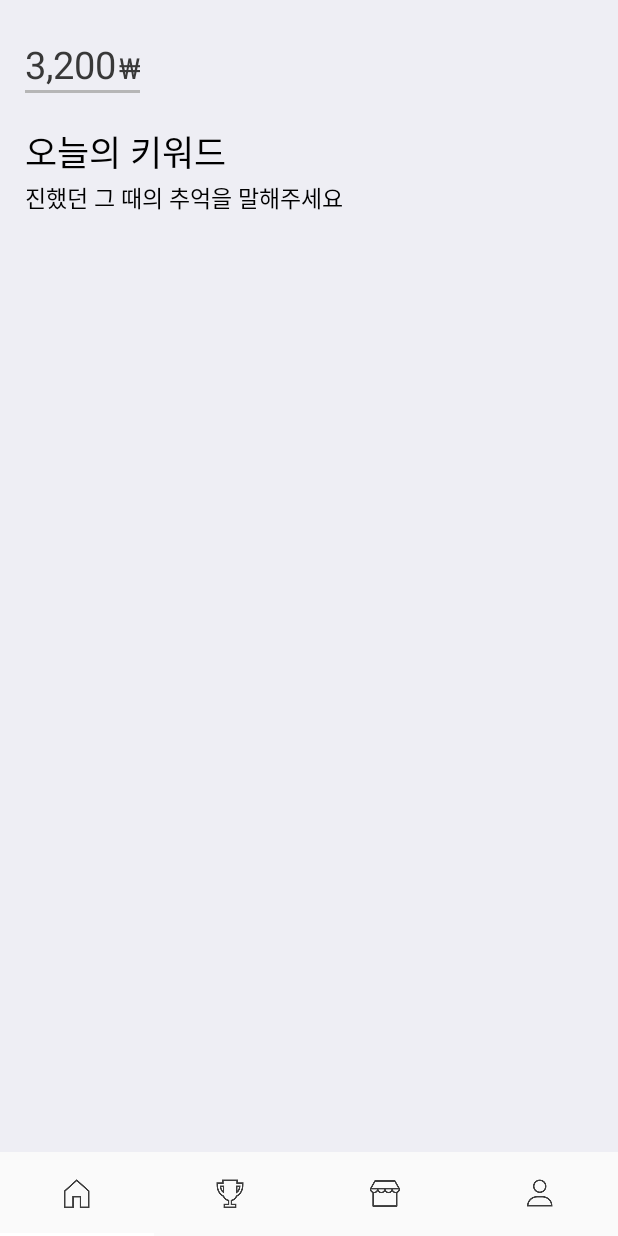
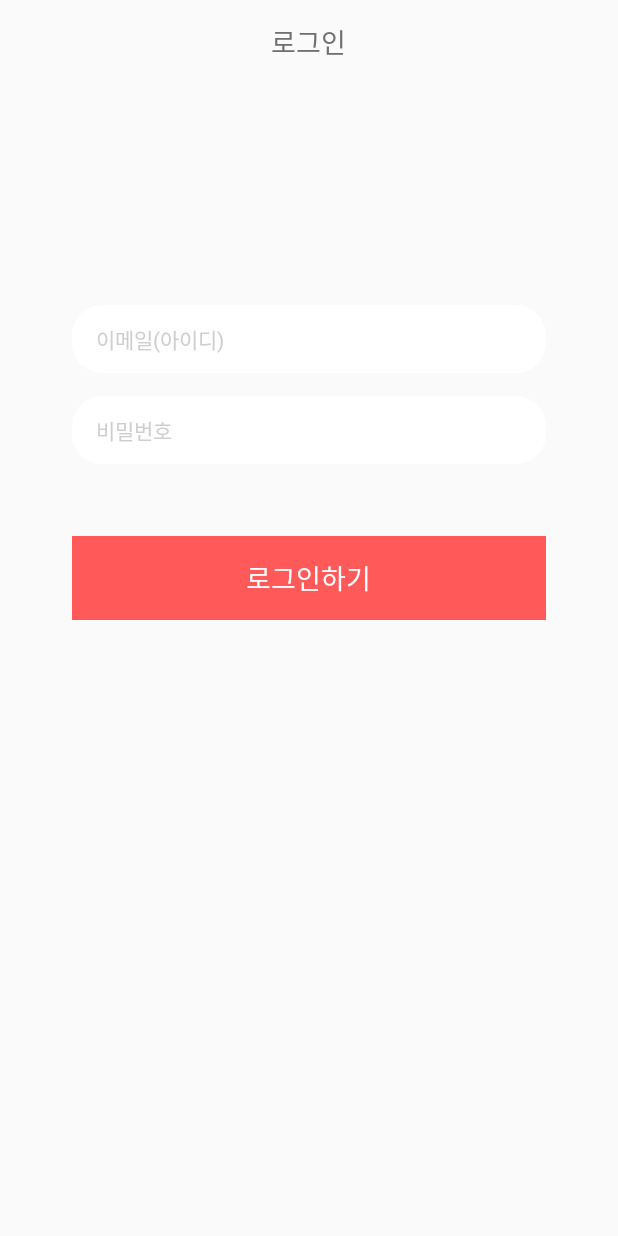
Before and after one commit to sopkathon5/Android, an Android app: the screen it shows after launch (MainActivity before the commit, SignInActivity after it), on a phone screen of 412 x 824 dp. Run offline under Robolectric (Android 15) with nearby library versions, the phone set to English and light mode, and no system bars.

Commit message:
make sign in and change font

```diff
--- a/app/src/main/java/com/icoo/sopkaton_5/data/remote/api/NetworkService.kt
+++ b/app/src/main/java/com/icoo/sopkaton_5/data/remote/api/NetworkService.kt
@@ -4,7 +4,6 @@ import com.google.gson.JsonObject
 import com.icoo.sopkaton_5.data.model.base.BaseResponse
 import com.icoo.sopkaton_5.data.model.keyword.KeywordResponse
 import com.icoo.sopkaton_5.data.model.post.PostResponse
-import com.icoo.sopkaton_5.data.model.test.TestResponse
 import retrofit2.Call
 import retrofit2.Retrofit
 import retrofit2.converter.gson.GsonConverterFactory
@@ -30,6 +29,12 @@ interface NetworkService {
         @Body() body : JsonObject
     ): Call<BaseResponse>
 
+    @POST("/user/login")
+    fun postSignIn(
+        @Header("Content-Type") content_type: String,
+        @Body() body : JsonObject
+    ): Call<BaseResponse>
+
     companion object {
         private const val BASE_URL = "http://52.78.120.172:8082"
 
--- a/app/src/main/java/com/icoo/sopkaton_5/ui/main/SplashActivity.kt
+++ b/app/src/main/java/com/icoo/sopkaton_5/ui/main/SplashActivity.kt
@@ -3,6 +3,7 @@ package com.icoo.sopkaton_5.ui.main
 import android.content.Intent
 import android.os.Bundle
 import android.support.v7.app.AppCompatActivity
+import com.icoo.sopkaton_5.ui.main.signIn.SignInActivity
 import org.jetbrains.anko.startActivity
 
 class SplashActivity : AppCompatActivity() {
@@ -10,6 +11,6 @@ class SplashActivity : AppCompatActivity() {
     override fun onCreate(savedInstanceState: Bundle?) {
         super.onCreate(savedInstanceState)
 
-        startActivity<MainActivity>()
+        startActivity<SignInActivity>()
     }
 }
--- /dev/null
+++ b/app/src/main/java/com/icoo/sopkaton_5/ui/main/signIn/SignInActivity.kt
@@ -0,0 +1,62 @@
+package com.icoo.sopkaton_5.ui.main.signIn
+
+import android.support.v7.app.AppCompatActivity
+import android.os.Bundle
+import com.google.gson.JsonObject
+import com.google.gson.JsonParser
+import com.icoo.sopkaton_5.R
+import com.icoo.sopkaton_5.data.model.base.BaseResponse
+import com.icoo.sopkaton_5.data.remote.api.NetworkService
+import com.icoo.sopkaton_5.ui.main.MainActivity
+import com.icoo.sopkaton_5.ui.main.signup.SignUpActivity
+import kotlinx.android.synthetic.main.activity_sign_in.*
+import kotlinx.android.synthetic.main.activity_sign_up.*
+import kotlinx.android.synthetic.main.activity_tag_write.*
+import org.jetbrains.anko.startActivity
+import org.json.JSONObject
+import retrofit2.Call
+import retrofit2.Callback
+import retrofit2.Response
+
+class SignInActivity : AppCompatActivity() {
+    private val api: NetworkService = NetworkService.create()
+
+    override fun onCreate(savedInstanceState: Bundle?) {
+        super.onCreate(savedInstanceState)
+        setContentView(R.layout.activity_sign_in)
+
+        setOnClickListener()
+    }
+
+    private fun setOnClickListener(){
+        rl_complete_btn_sign_in__act.setOnClickListener {
+            sendData()
+        }
+        rl_complete_text_sign_in__act.setOnClickListener {
+            startActivity<SignUpActivity>()
+            finish()
+        }
+    }
+
+    private fun sendData() {
+        val jsonObject = JSONObject()
+        jsonObject.put("name", et_id_sign_in_act.text)
+        jsonObject.put("content", et_password_sign_in_act.text)
+
+
+        val gsonObject = JsonParser().parse(jsonObject.toString()) as JsonObject
+
+        val getKeywordResponse = api.postSignIn("application/json", gsonObject)
+        getKeywordResponse.enqueue(object : Callback<BaseResponse> {
+            override fun onFailure(call: Call<BaseResponse>, t: Throwable) {
+            }
+
+            override fun onResponse(call: Call<BaseResponse>, response: Response<BaseResponse>) {
+                if (response.isSuccessful) {
+                    startActivity<MainActivity>()
+                    finish()
+                }
+            }
+        })
+    }
+}
--- /dev/null
+++ b/app/src/main/res/layout/activity_sign_in.xml
@@ -0,0 +1,142 @@
+<?xml version="1.0" encoding="utf-8"?>
+<RelativeLayout
+        xmlns:android="http://schemas.android.com/apk/res/android"
+        xmlns:tools="http://schemas.android.com/tools"
+        xmlns:app="http://schemas.android.com/apk/res-auto"
+        android:layout_width="match_parent"
+        android:layout_height="match_parent"
+        tools:context=".ui.main.signup.SignUpActivity">
+
+    <!--회원가입 bar-->
+    <RelativeLayout
+            android:id="@+id/rl_set_bar_sign_in_act"
+            android:layout_width="match_parent"
+            android:layout_height="56dp">
+
+        <!--뒤로가기버튼-->
+        <RelativeLayout
+                android:layout_width="wrap_content"
+                android:layout_height="match_parent">
+
+            <ImageView
+                    android:layout_width="wrap_content"
+                    android:layout_height="wrap_content"
+                    android:layout_centerVertical="true"
+                    android:layout_marginHorizontal="16dp"/>
+
+        </RelativeLayout>
+
+
+        <TextView
+                android:fontFamily="@font/nanum_extra_bold"
+                android:layout_width="wrap_content"
+                android:layout_height="wrap_content"
+                android:layout_centerInParent="true"
+                android:text="로그인"
+                android:textColor="#707070"
+                android:textSize="18sp"/>
+
+    </RelativeLayout>
+
+
+    <!--회원가입 정보 입력 창-->
+    <RelativeLayout
+            android:layout_width="match_parent"
+            android:layout_height="wrap_content"
+            android:layout_below="@+id/rl_set_bar_sign_in_act"
+            android:layout_marginHorizontal="48dp"
+            android:layout_marginTop="147dp">
+
+        <LinearLayout
+                android:layout_width="match_parent"
+                android:layout_height="wrap_content"
+                android:orientation="vertical">
+
+            <!--이메일(아이디)입력-->
+            <RelativeLayout
+                    android:layout_width="match_parent"
+                    android:layout_height="45dp"
+                    android:background="@drawable/signup_round_box">
+
+                <EditText
+                        android:id="@+id/et_id_sign_in_act"
+                        android:layout_width="match_parent"
+                        android:layout_height="match_parent"
+                        android:layout_centerVertical="true"
+                        android:textCursorDrawable="@null"
+                        android:maxLines="1"
+                        android:inputType="text"
+                        android:background="@null"
+                        android:hint="이메일(아이디)"
+                        android:textColorHint="#cecece"
+                        android:textSize="14sp"
+                        android:layout_alignParentStart="true"
+                        android:layout_marginLeft="16dp"
+                        android:layout_alignParentLeft="true"/>
+
+            </RelativeLayout>
+
+            <!--비밀번호-->
+            <RelativeLayout
+                    android:layout_width="match_parent"
+                    android:layout_height="45dp"
+                    android:layout_marginTop="15dp"
+                    android:background="@drawable/signup_round_box">
+
+                <EditText
+                        android:inputType="textPassword"
+                        android:id="@+id/et_password_sign_in_act"
+                        android:layout_width="match_parent"
+                        android:layout_height="match_parent"
+                        android:layout_centerVertical="true"
+                        android:textCursorDrawable="@null"
+                        android:layout_marginLeft="16dp"
+                        android:maxLines="1"
+                        android:background="@null"
+                        android:hint="비밀번호"
+                        android:textColorHint="#cecece"
+                        android:layout_marginRight="8dp"
+                        android:textSize="14sp"/>
+
+            </RelativeLayout>
+
+            <!--완료버튼-->
+            <RelativeLayout
+                    android:layout_marginTop="48dp"
+                    android:id="@+id/rl_complete_btn_sign_in__act"
+                    android:layout_width="match_parent"
+                    android:layout_height="56dp"
+                    android:background="#ff5959 ">
+
+                <TextView
+                        android:layout_width="wrap_content"
+                        android:layout_height="wrap_content"
+                        android:layout_centerInParent="true"
+                        android:text="로그인하기"
+                        android:textColor="#ffffff"
+                        android:textSize="18sp"/>
+
+            </RelativeLayout>
+
+            <RelativeLayout
+                    android:id="@+id/rl_complete_text_sign_in__act"
+                    android:layout_gravity="center"
+                    android:layout_marginTop="12dp"
+                    android:layout_width="wrap_content"
+                    android:layout_height="wrap_content">
+                <TextView
+                        android:layout_width="wrap_content"
+                        android:layout_height="wrap_content"
+                        android:textSize="12sp"
+                        android:textColor="#495057"
+                        android:lineSpacingExtra="16sp"
+                        android:gravity="center_horizontal"
+                        tools:text="회원이 아니신가요? 가입하기"
+                />
+            </RelativeLayout>
+
+        </LinearLayout>
+
+    </RelativeLayout>
+
+</RelativeLayout>
--- a/app/src/main/res/layout/fragment_contents.xml
+++ b/app/src/main/res/layout/fragment_contents.xml
@@ -42,6 +42,7 @@
             >
 
                 <TextView
+                        android:fontFamily="@font/nanum_bold"
                         android:id="@+id/tv_contents_text_frag"
                         android:layout_width="wrap_content"
                         android:layout_height="wrap_content"
--- a/app/src/main/res/layout/fragment_store.xml
+++ b/app/src/main/res/layout/fragment_store.xml
@@ -14,6 +14,7 @@
                      android:layout_height="match_parent">
 
             <TextView
+                    android:fontFamily="@font/nanum_extra_bold"
                     android:gravity="center"
                     android:text="추억상점"
                     android:textSize="20sp"
@@ -45,6 +46,7 @@
                 android:layout_width="wrap_content"
                 android:layout_height="wrap_content"/>
         <TextView
+                android:fontFamily="@font/nanum_bold"
                 android:layout_width="wrap_content"
                 android:layout_height="wrap_content"
                 android:textSize="25sp"
@@ -52,6 +54,7 @@
                 android:letterSpacing="-0.02"
                 android:text="3,200"/>
         <TextView
+                android:fontFamily="@font/nanum_bold"
                 android:layout_marginLeft="2dp"
                 android:layout_width="wrap_content"
                 android:layout_height="wrap_content"
@@ -65,6 +68,7 @@
                 android:layout_width="match_parent"
                 android:layout_height="wrap_content">
             <TextView
+                    android:fontFamily="@font/nanum_bold"
                     android:layout_width="wrap_content"
                     android:layout_height="wrap_content"
                     android:textSize="14sp"
@@ -96,6 +100,7 @@
                 android:layout_height="match_parent">
 
         <TextView
+                android:fontFamily="@font/nanum_bold"
                 android:gravity="center"
                 android:layout_width="wrap_content"
                 android:layout_height="match_parent"
@@ -114,6 +119,7 @@
         </LinearLayout>
 
         <TextView
+                android:fontFamily="@font/nanum_bold"
                 android:gravity="center"
                 android:layout_weight="1"
                 android:layout_width="0dp"
@@ -124,6 +130,7 @@
                 android:text="편의점"/>
 
         <TextView
+                android:fontFamily="@font/nanum_bold"
                 android:gravity="center"
                 android:layout_weight="1"
                 android:layout_width="0dp"
@@ -133,6 +140,7 @@
                 android:letterSpacing="-0.04"
                 android:text="뷰티"/>
         <TextView
+                android:fontFamily="@font/nanum_bold"
                 android:layout_weight="1"
                 android:layout_width="0dp"
                 android:layout_height="wrap_content"
```
Also changed, not shown: app/src/main/AndroidManifest.xml (+8 -8 lines).
